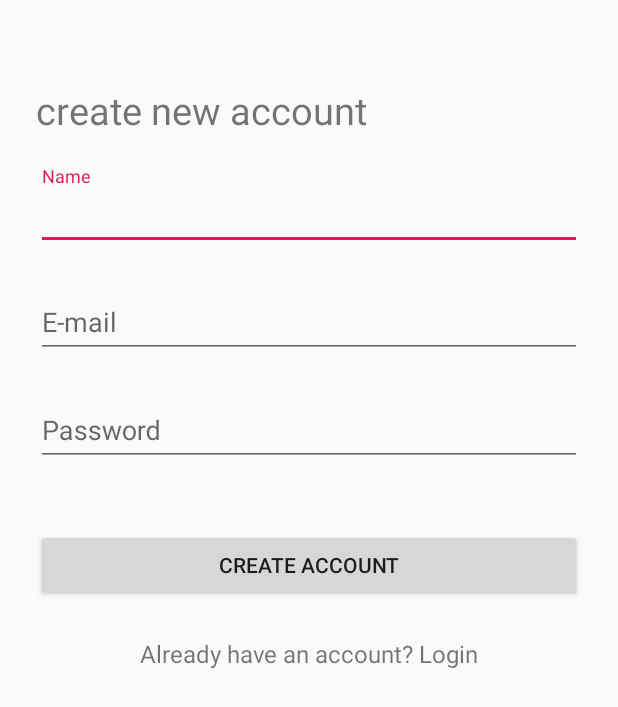
After one commit to anhyesun/ShareChore, an Android app: the layout activity_signup.xml on its own in the app's theme, with its tools: preview values and no code run, on a phone screen of 412 x 824 dp. The commit adds this screen. Shown: the top 707 px of the screen. Run offline under Robolectric (Android 15) with nearby library versions, the phone set to English and light mode, and no system bars.

Commit message:
setup basic structure of sign up xml layout

```diff
--- /dev/null
+++ b/app/src/main/res/layout/activity_signup.xml
@@ -0,0 +1,82 @@
+<?xml version="1.0" encoding="utf-8"?>
+<ScrollView xmlns:android="http://schemas.android.com/apk/res/android"
+    xmlns:tools="http://schemas.android.com/tools"
+    android:layout_width="fill_parent"
+    android:layout_height="fill_parent"
+    android:fitsSystemWindows="true">
+
+    <LinearLayout
+        android:orientation="vertical"
+        android:layout_width="match_parent"
+        android:layout_height="wrap_content"
+        android:paddingTop="56dp"
+        android:paddingLeft="24dp"
+        android:paddingRight="24dp">
+
+        <TextView
+            android:layout_width="wrap_content"
+            android:layout_height="wrap_content"
+            android:text="@string/create_new_account"
+            android:textSize="25sp"/>
+
+        <!--  Name -->
+        <android.support.design.widget.TextInputLayout
+            android:layout_width="match_parent"
+            android:layout_height="wrap_content"
+            android:layout_marginTop="20dp"
+            android:layout_marginBottom="8dp">
+            <android.support.design.widget.TextInputEditText
+                android:layout_width="match_parent"
+                android:layout_height="wrap_content"
+                android:hint="@string/name"/>
+        </android.support.design.widget.TextInputLayout>
+
+        <!--  E-mail -->
+        <android.support.design.widget.TextInputLayout
+            android:layout_width="match_parent"
+            android:layout_height="wrap_content"
+            android:layout_marginTop="8dp"
+            android:layout_marginBottom="8dp">
+            <android.support.design.widget.TextInputEditText
+                android:layout_width="match_parent"
+                android:layout_height="wrap_content"
+                android:hint="@string/e_mail"/>
+        </android.support.design.widget.TextInputLayout>
+
+        <!-- Password -->
+        <android.support.design.widget.TextInputLayout
+            android:layout_width="match_parent"
+            android:layout_height="wrap_content"
+            android:layout_marginTop="8dp"
+            android:layout_marginBottom="8dp">
+            <android.support.design.widget.TextInputEditText
+                android:layout_width="match_parent"
+                android:layout_height="wrap_content"
+                android:hint="@string/password_2"/>
+        </android.support.design.widget.TextInputLayout>
+
+
+        <!-- Sign up button-->
+        <android.support.v7.widget.AppCompatButton
+            android:id="@+id/btn_signup"
+            android:layout_width="fill_parent"
+            android:layout_height="wrap_content"
+            android:layout_marginTop="34dp"
+            android:layout_marginBottom="24dp"
+            android:padding="12dp"
+            android:text="@string/create_account"/>
+
+
+        <!-- Login if existing member -->
+        <TextView android:id="@+id/link_login"
+            android:layout_width="fill_parent"
+            android:layout_height="wrap_content"
+            android:layout_marginBottom="24dp"
+            android:text="@string/account_already_login"
+            android:gravity="center"
+            android:textSize="16sp"/>
+
+    </LinearLayout>
+
+
+</ScrollView>
--- a/app/src/main/res/values/strings.xml
+++ b/app/src/main/res/values/strings.xml
@@ -10,5 +10,11 @@
     <string name="description">Description</string>
     <string name="add_task">ADD TASK</string>
     <string name="member">Member:</string>
+    <string name="name">Name</string>
+    <string name="create_new_account">create new account</string>
+    <string name="e_mail">E-mail</string>
+    <string name="password_2">Password</string>
+    <string name="create_account">Create Account</string>
+    <string name="account_already_login">Already have an account? Login</string>
 
 </resources>
```
